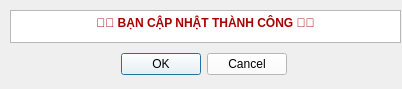
Above: client/frontend/ui/check_right_update_user_info.ui from DacLuc/relative_face_recognition_app before the change. Below: the same form after it.
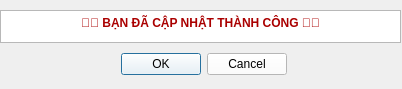
That is the form after the change.

Commit message: update upload image's user_info

```diff
--- a/client/frontend/ui/check_right_update_user_info.ui
+++ b/client/frontend/ui/check_right_update_user_info.ui
@@ -37,9 +37,9 @@
   <widget class="QTextBrowser" name="textBrowser">
    <property name="geometry">
     <rect>
-     <x>10</x>
+     <x>0</x>
      <y>10</y>
-     <width>391</width>
+     <width>401</width>
      <height>33</height>
     </rect>
    </property>
@@ -55,7 +55,7 @@
 li.unchecked::marker { content: &quot;\2610&quot;; }
 li.checked::marker { content: &quot;\2612&quot;; }
 &lt;/style&gt;&lt;/head&gt;&lt;body style=&quot; font-family:'Segoe UI'; font-size:9pt; font-weight:700; font-style:normal;&quot;&gt;
-&lt;p align=&quot;center&quot; style=&quot; margin-top:0px; margin-bottom:0px; margin-left:0px; margin-right:0px; -qt-block-indent:0; text-indent:0px;&quot;&gt;️🎊️🎊 BẠN CẬP NHẬT THÀNH CÔNG ️🎊️🎊&lt;/p&gt;&lt;/body&gt;&lt;/html&gt;</string>
+&lt;p align=&quot;center&quot; style=&quot; margin-top:0px; margin-bottom:0px; margin-left:0px; margin-right:0px; -qt-block-indent:0; text-indent:0px;&quot;&gt;️🎊️🎊 BẠN ĐÃ CẬP NHẬT THÀNH CÔNG ️🎊️🎊&lt;/p&gt;&lt;/body&gt;&lt;/html&gt;</string>
    </property>
   </widget>
  </widget>
```
Left out of the diff: 35 changed lines with no effect on the pictures. The commit also changes 23 other files.
